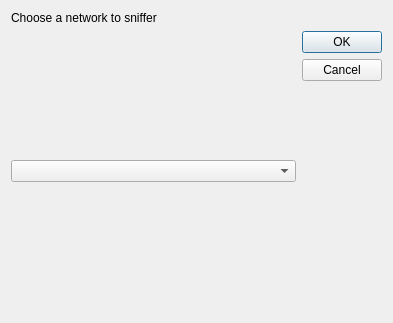
Before: the Qt Designer form ui/networkchoice.ui in zqzqz/SimpleSniffer, drawn with Qt 5.
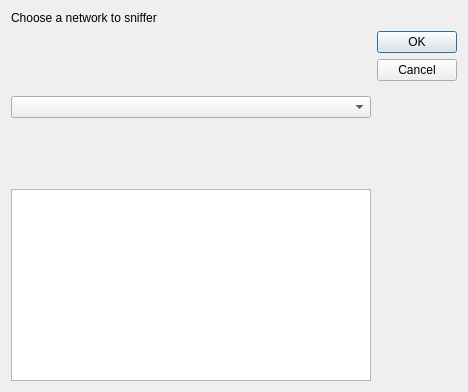
After: the same form once the commit is applied.

```diff
--- a/ui/networkchoice.ui
+++ b/ui/networkchoice.ui
@@ -6,8 +6,8 @@
    <rect>
     <x>0</x>
     <y>0</y>
-    <width>393</width>
-    <height>323</height>
+    <width>468</width>
+    <height>392</height>
    </rect>
   </property>
   <property name="windowTitle">
@@ -34,6 +34,9 @@
      </property>
     </widget>
    </item>
+   <item row="3" column="0">
+    <widget class="QTextBrowser" name="textBrowser"/>
+   </item>
   </layout>
  </widget>
  <resources/>
```
Left out of the diff: 10 changed lines with no effect on the pictures.
